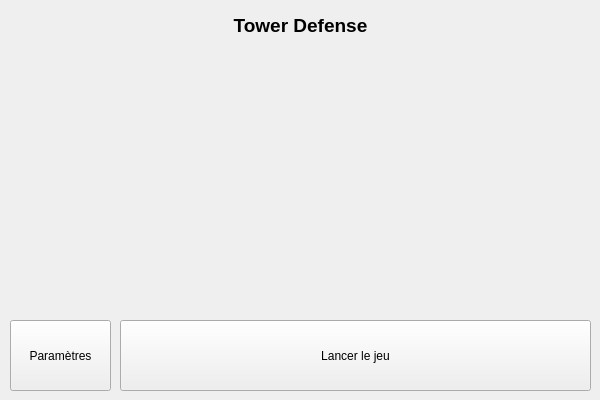
Old version of the form ui_launcher.ui in the repository luigiday/tower-defense.
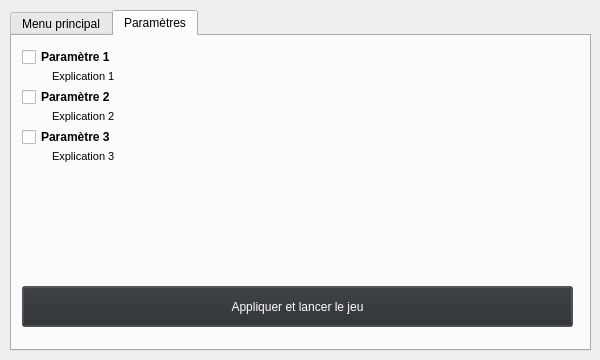
New version of the form. The open tabs and pages were chosen to show the change.

```diff
--- a/ui_launcher.ui
+++ b/ui_launcher.ui
@@ -7,7 +7,7 @@
     <x>0</x>
     <y>0</y>
     <width>600</width>
-    <height>400</height>
+    <height>360</height>
    </rect>
   </property>
   <property name="sizePolicy">
@@ -19,13 +19,13 @@
   <property name="minimumSize">
    <size>
     <width>600</width>
-    <height>400</height>
+    <height>360</height>
    </size>
   </property>
   <property name="maximumSize">
    <size>
     <width>600</width>
-    <height>400</height>
+    <height>360</height>
    </size>
   </property>
   <property name="contextMenuPolicy">
@@ -35,56 +35,1211 @@
    <string notr="true">Menu Principal</string>
   </property>
   <widget class="QWidget" name="centralwidget">
-   <widget class="QPushButton" name="pushButton">
-    <property name="geometry">
-     <rect>
-      <x>120</x>
-      <y>320</y>
-      <width>471</width>
-      <height>71</height>
-     </rect>
-    </property>
-    <property name="text">
-     <string>Lancer le jeu</string>
-    </property>
-   </widget>
-   <widget class="QToolButton" name="toolButton">
-    <property name="geometry">
-     <rect>
-      <x>10</x>
-      <y>320</y>
-      <width>101</width>
-      <height>71</height>
-     </rect>
-    </property>
-    <property name="text">
-     <string>Paramètres</string>
-    </property>
-   </widget>
-   <widget class="QLabel" name="titlelabel">
+   <widget class="QTabWidget" name="tabWidget">
     <property name="geometry">
      <rect>
       <x>10</x>
       <y>10</y>
       <width>581</width>
-      <height>31</height>
+      <height>341</height>
      </rect>
     </property>
-    <property name="font">
-     <font>
-      <pointsize>14</pointsize>
-      <bold>true</bold>
-     </font>
-    </property>
-    <property name="text">
-     <string>Tower Defense</string>
-    </property>
-    <property name="textFormat">
-     <enum>Qt::TextFormat::AutoText</enum>
-    </property>
-    <property name="alignment">
-     <set>Qt::AlignmentFlag::AlignCenter</set>
-    </property>
+    <property name="sizePolicy">
+     <sizepolicy hsizetype="Expanding" vsizetype="Expanding">
+      <horstretch>0</horstretch>
+      <verstretch>0</verstretch>
+     </sizepolicy>
+    </property>
+    <property name="tabShape">
+     <enum>QTabWidget::TabShape::Rounded</enum>
+    </property>
+    <property name="currentIndex">
+     <number>0</number>
+    </property>
+    <property name="tabBarAutoHide">
+     <bool>false</bool>
+    </property>
+    <widget class="QWidget" name="tab">
+     <attribute name="title">
+      <string>Menu principal</string>
+     </attribute>
+     <widget class="QPushButton" name="launchbtn">
+      <property name="geometry">
+       <rect>
+        <x>120</x>
+        <y>240</y>
+        <width>441</width>
+        <height>51</height>
+       </rect>
+      </property>
+      <property name="palette">
+       <palette>
+        <active>
+         <colorrole role="WindowText">
+          <brush brushstyle="SolidPattern">
+           <color alpha="255">
+            <red>255</red>
+            <green>255</green>
+            <blue>255</blue>
+           </color>
+          </brush>
+         </colorrole>
+         <colorrole role="Button">
+          <brush brushstyle="SolidPattern">
+           <color alpha="150">
+            <red>41</red>
+            <green>44</green>
+            <blue>48</blue>
+           </color>
+          </brush>
+         </colorrole>
+         <colorrole role="Light">
+          <brush brushstyle="SolidPattern">
+           <color alpha="150">
+            <red>62</red>
+            <green>66</green>
+            <blue>72</blue>
+           </color>
+          </brush>
+         </colorrole>
+         <colorrole role="Midlight">
+          <brush brushstyle="SolidPattern">
+           <color alpha="150">
+            <red>51</red>
+            <green>55</green>
+            <blue>60</blue>
+           </color>
+          </brush>
+         </colorrole>
+         <colorrole role="Dark">
+          <brush brushstyle="SolidPattern">
+           <color alpha="150">
+            <red>21</red>
+            <green>22</green>
+            <blue>24</blue>
+           </color>
+          </brush>
+         </colorrole>
+         <colorrole role="Mid">
+          <brush brushstyle="SolidPattern">
+           <color alpha="150">
+            <red>27</red>
+            <green>29</green>
+            <blue>32</blue>
+           </color>
+          </brush>
+         </colorrole>
+         <colorrole role="Text">
+          <brush brushstyle="SolidPattern">
+           <color alpha="255">
+            <red>255</red>
+            <green>255</green>
+            <blue>255</blue>
+           </color>
+          </brush>
+         </colorrole>
+         <colorrole role="BrightText">
+          <brush brushstyle="SolidPattern">
+           <color alpha="255">
+            <red>255</red>
+            <green>255</green>
+            <blue>255</blue>
+           </color>
+          </brush>
+         </colorrole>
+         <colorrole role="ButtonText">
+          <brush brushstyle="SolidPattern">
+           <color alpha="255">
+            <red>255</red>
+            <green>255</green>
+            <blue>255</blue>
+           </color>
+          </brush>
+         </colorrole>
+         <colorrole role="Base">
+          <brush brushstyle="SolidPattern">
+           <color alpha="255">
+            <red>0</red>
+            <green>0</green>
+            <blue>0</blue>
+           </color>
+          </brush>
+         </colorrole>
+         <colorrole role="Window">
+          <brush brushstyle="SolidPattern">
+           <color alpha="150">
+            <red>41</red>
+            <green>44</green>
+            <blue>48</blue>
+           </color>
+          </brush>
+         </colorrole>
+         <colorrole role="Shadow">
+          <brush brushstyle="SolidPattern">
+           <color alpha="255">
+            <red>0</red>
+            <green>0</green>
+            <blue>0</blue>
+           </color>
+          </brush>
+         </colorrole>
+         <colorrole role="AlternateBase">
+          <brush brushstyle="SolidPattern">
+           <color alpha="202">
+            <red>20</red>
+            <green>22</green>
+            <blue>24</blue>
+           </color>
+          </brush>
+         </colorrole>
+         <colorrole role="ToolTipBase">
+          <brush brushstyle="SolidPattern">
+           <color alpha="255">
+            <red>255</red>
+            <green>255</green>
+            <blue>220</blue>
+           </color>
+          </brush>
+         </colorrole>
+         <colorrole role="ToolTipText">
+          <brush brushstyle="SolidPattern">
+           <color alpha="255">
+            <red>0</red>
+            <green>0</green>
+            <blue>0</blue>
+           </color>
+          </brush>
+         </colorrole>
+         <colorrole role="PlaceholderText">
+          <brush brushstyle="SolidPattern">
+           <color alpha="127">
+            <red>255</red>
+            <green>255</green>
+            <blue>255</blue>
+           </color>
+          </brush>
+         </colorrole>
+         <colorrole role="Accent">
+          <brush brushstyle="SolidPattern">
+           <color alpha="255">
+            <red>0</red>
+            <green>0</green>
+            <blue>0</blue>
+           </color>
+          </brush>
+         </colorrole>
+        </active>
+        <inactive>
+         <colorrole role="WindowText">
+          <brush brushstyle="SolidPattern">
+           <color alpha="255">
+            <red>255</red>
+            <green>255</green>
+            <blue>255</blue>
+           </color>
+          </brush>
+         </colorrole>
+         <colorrole role="Button">
+          <brush brushstyle="SolidPattern">
+           <color alpha="150">
+            <red>41</red>
+            <green>44</green>
+            <blue>48</blue>
+           </color>
+          </brush>
+         </colorrole>
+         <colorrole role="Light">
+          <brush brushstyle="SolidPattern">
+           <color alpha="150">
+            <red>62</red>
+            <green>66</green>
+            <blue>72</blue>
+           </color>
+          </brush>
+         </colorrole>
+         <colorrole role="Midlight">
+          <brush brushstyle="SolidPattern">
+           <color alpha="150">
+            <red>51</red>
+            <green>55</green>
+            <blue>60</blue>
+           </color>
+          </brush>
+         </colorrole>
+         <colorrole role="Dark">
+          <brush brushstyle="SolidPattern">
+           <color alpha="150">
+            <red>21</red>
+            <green>22</green>
+            <blue>24</blue>
+           </color>
+          </brush>
+         </colorrole>
+         <colorrole role="Mid">
+          <brush brushstyle="SolidPattern">
+           <color alpha="150">
+            <red>27</red>
+            <green>29</green>
+            <blue>32</blue>
+           </color>
+          </brush>
+         </colorrole>
+         <colorrole role="Text">
+          <brush brushstyle="SolidPattern">
+           <color alpha="255">
+            <red>255</red>
+            <green>255</green>
+            <blue>255</blue>
+           </color>
+          </brush>
+         </colorrole>
+         <colorrole role="BrightText">
+          <brush brushstyle="SolidPattern">
+           <color alpha="255">
+            <red>255</red>
+            <green>255</green>
+            <blue>255</blue>
+           </color>
+          </brush>
+         </colorrole>
+         <colorrole role="ButtonText">
+          <brush brushstyle="SolidPattern">
+           <color alpha="255">
+            <red>255</red>
+            <green>255</green>
+            <blue>255</blue>
+           </color>
+          </brush>
+         </colorrole>
+         <colorrole role="Base">
+          <brush brushstyle="SolidPattern">
+           <color alpha="255">
+            <red>0</red>
+            <green>0</green>
+            <blue>0</blue>
+           </color>
+          </brush>
+         </colorrole>
+         <colorrole role="Window">
+          <brush brushstyle="SolidPattern">
+           <color alpha="150">
+            <red>41</red>
+            <green>44</green>
+            <blue>48</blue>
+           </color>
+          </brush>
+         </colorrole>
+         <colorrole role="Shadow">
+          <brush brushstyle="SolidPattern">
+           <color alpha="255">
+            <red>0</red>
+            <green>0</green>
+            <blue>0</blue>
+           </color>
+          </brush>
+         </colorrole>
+         <colorrole role="AlternateBase">
+          <brush brushstyle="SolidPattern">
+           <color alpha="202">
+            <red>20</red>
+            <green>22</green>
+            <blue>24</blue>
+           </color>
+          </brush>
+         </colorrole>
+         <colorrole role="ToolTipBase">
+          <brush brushstyle="SolidPattern">
+           <color alpha="255">
+            <red>255</red>
+            <green>255</green>
+            <blue>220</blue>
+           </color>
+          </brush>
+         </colorrole>
+         <colorrole role="ToolTipText">
+          <brush brushstyle="SolidPattern">
+           <color alpha="255">
+            <red>0</red>
+            <green>0</green>
+            <blue>0</blue>
+           </color>
+          </brush>
+         </colorrole>
+         <colorrole role="PlaceholderText">
+          <brush brushstyle="SolidPattern">
+           <color alpha="127">
+            <red>255</red>
+            <green>255</green>
+            <blue>255</blue>
+           </color>
+          </brush>
+         </colorrole>
+         <colorrole role="Accent">
+          <brush brushstyle="SolidPattern">
+           <color alpha="255">
+            <red>0</red>
+            <green>0</green>
+            <blue>0</blue>
+           </color>
+          </brush>
+         </colorrole>
+        </inactive>
+        <disabled>
+         <colorrole role="WindowText">
+          <brush brushstyle="SolidPattern">
+           <color alpha="150">
+            <red>21</red>
+            <green>22</green>
+            <blue>24</blue>
+           </color>
+          </brush>
+         </colorrole>
+         <colorrole role="Button">
+          <brush brushstyle="SolidPattern">
+           <color alpha="150">
+            <red>41</red>
+            <green>44</green>
+            <blue>48</blue>
+           </color>
+          </brush>
+         </colorrole>
+         <colorrole role="Light">
+          <brush brushstyle="SolidPattern">
+           <color alpha="150">
+            <red>62</red>
+            <green>66</green>
+            <blue>72</blue>
+           </color>
+          </brush>
+         </colorrole>
+         <colorrole role="Midlight">
+          <brush brushstyle="SolidPattern">
+           <color alpha="150">
+            <red>51</red>
+            <green>55</green>
+            <blue>60</blue>
+           </color>
+          </brush>
+         </colorrole>
+         <colorrole role="Dark">
+          <brush brushstyle="SolidPattern">
+           <color alpha="150">
+            <red>21</red>
+            <green>22</green>
+            <blue>24</blue>
+           </color>
+          </brush>
+         </colorrole>
+         <colorrole role="Mid">
+          <brush brushstyle="SolidPattern">
+           <color alpha="150">
+            <red>27</red>
+            <green>29</green>
+            <blue>32</blue>
+           </color>
+          </brush>
+         </colorrole>
+         <colorrole role="Text">
+          <brush brushstyle="SolidPattern">
+           <color alpha="150">
+            <red>21</red>
+            <green>22</green>
+            <blue>24</blue>
+           </color>
+          </brush>
+         </colorrole>
+         <colorrole role="BrightText">
+          <brush brushstyle="SolidPattern">
+           <color alpha="255">
+            <red>255</red>
+            <green>255</green>
+            <blue>255</blue>
+           </color>
+          </brush>
+         </colorrole>
+         <colorrole role="ButtonText">
+          <brush brushstyle="SolidPattern">
+           <color alpha="150">
+            <red>21</red>
+            <green>22</green>
+            <blue>24</blue>
+           </color>
+          </brush>
+         </colorrole>
+         <colorrole role="Base">
+          <brush brushstyle="SolidPattern">
+           <color alpha="150">
+            <red>41</red>
+            <green>44</green>
+            <blue>48</blue>
+           </color>
+          </brush>
+         </colorrole>
+         <colorrole role="Window">
+          <brush brushstyle="SolidPattern">
+           <color alpha="150">
+            <red>41</red>
+            <green>44</green>
+            <blue>48</blue>
+           </color>
+          </brush>
+         </colorrole>
+         <colorrole role="Shadow">
+          <brush brushstyle="SolidPattern">
+           <color alpha="255">
+            <red>0</red>
+            <green>0</green>
+            <blue>0</blue>
+           </color>
+          </brush>
+         </colorrole>
+         <colorrole role="AlternateBase">
+          <brush brushstyle="SolidPattern">
+           <color alpha="150">
+            <red>41</red>
+            <green>44</green>
+            <blue>48</blue>
+           </color>
+          </brush>
+         </colorrole>
+         <colorrole role="ToolTipBase">
+          <brush brushstyle="SolidPattern">
+           <color alpha="255">
+            <red>255</red>
+            <green>255</green>
+            <blue>220</blue>
+           </color>
+          </brush>
+         </colorrole>
+         <colorrole role="ToolTipText">
+          <brush brushstyle="SolidPattern">
+           <color alpha="255">
+            <red>0</red>
+            <green>0</green>
+            <blue>0</blue>
+           </color>
+          </brush>
+         </colorrole>
+         <colorrole role="PlaceholderText">
+          <brush brushstyle="SolidPattern">
+           <color alpha="75">
+            <red>21</red>
+            <green>22</green>
+            <blue>24</blue>
+           </color>
+          </brush>
+         </colorrole>
+         <colorrole role="Accent">
+          <brush brushstyle="SolidPattern">
+           <color alpha="150">
+            <red>29</red>
+            <green>31</green>
+            <blue>34</blue>
+           </color>
+          </brush>
+         </colorrole>
+        </disabled>
+       </palette>
+      </property>
+      <property name="toolTip">
+       <string>Lance le version actuele du jeu avec les paramètres definis dans la fênetre</string>
+      </property>
+      <property name="toolTipDuration">
+       <number>10</number>
+      </property>
+      <property name="text">
+       <string>Lancer le jeu</string>
+      </property>
+      <property name="checkable">
+       <bool>false</bool>
+      </property>
+      <property name="checked">
+       <bool>false</bool>
+      </property>
+      <property name="autoRepeat">
+       <bool>false</bool>
+      </property>
+      <property name="autoDefault">
+       <bool>false</bool>
+      </property>
+      <property name="default">
+       <bool>false</bool>
+      </property>
+      <property name="flat">
+       <bool>false</bool>
+      </property>
+     </widget>
+     <widget class="QToolButton" name="exitbtn">
+      <property name="geometry">
+       <rect>
+        <x>10</x>
+        <y>240</y>
+        <width>101</width>
+        <height>51</height>
+       </rect>
+      </property>
+      <property name="text">
+       <string>Quitter</string>
+      </property>
+     </widget>
+     <widget class="QLabel" name="titlelabel">
+      <property name="geometry">
+       <rect>
+        <x>10</x>
+        <y>10</y>
+        <width>551</width>
+        <height>51</height>
+       </rect>
+      </property>
+      <property name="font">
+       <font>
+        <pointsize>18</pointsize>
+        <bold>true</bold>
+       </font>
+      </property>
+      <property name="text">
+       <string>Tower Defense</string>
+      </property>
+      <property name="textFormat">
+       <enum>Qt::TextFormat::AutoText</enum>
+      </property>
+      <property name="alignment">
+       <set>Qt::AlignmentFlag::AlignCenter</set>
+      </property>
+     </widget>
+     <widget class="QLabel" name="label">
+      <property name="geometry">
+       <rect>
+        <x>140</x>
+        <y>110</y>
+        <width>301</width>
+        <height>18</height>
+       </rect>
+      </property>
+      <property name="text">
+       <string>(On remplacera ca par une image, meilleur look)</string>
+      </property>
+     </widget>
+    </widget>
+    <widget class="QWidget" name="tab_2">
+     <attribute name="title">
+      <string>Paramètres</string>
+     </attribute>
+     <widget class="QLabel" name="label_3">
+      <property name="geometry">
+       <rect>
+        <x>40</x>
+        <y>30</y>
+        <width>510</width>
+        <height>20</height>
+       </rect>
+      </property>
+      <property name="font">
+       <font>
+        <pointsize>8</pointsize>
+       </font>
+      </property>
+      <property name="text">
+       <string>Explication 1</string>
+      </property>
+     </widget>
+     <widget class="QLabel" name="label_4">
+      <property name="geometry">
+       <rect>
+        <x>40</x>
+        <y>70</y>
+        <width>510</width>
+        <height>20</height>
+       </rect>
+      </property>
+      <property name="font">
+       <font>
+        <pointsize>8</pointsize>
+       </font>
+      </property>
+      <property name="text">
+       <string>Explication 2</string>
+      </property>
+     </widget>
+     <widget class="QLabel" name="label_5">
+      <property name="geometry">
+       <rect>
+        <x>40</x>
+        <y>110</y>
+        <width>521</width>
+        <height>20</height>
+       </rect>
+      </property>
+      <property name="font">
+       <font>
+        <pointsize>8</pointsize>
+       </font>
+      </property>
+      <property name="text">
+       <string>Explication 3</string>
+      </property>
+     </widget>
+     <widget class="QCheckBox" name="checkBox">
+      <property name="geometry">
+       <rect>
+        <x>10</x>
+        <y>10</y>
+        <width>551</width>
+        <height>22</height>
+       </rect>
+      </property>
+      <property name="font">
+       <font>
+        <bold>true</bold>
+       </font>
+      </property>
+      <property name="text">
+       <string>Paramètre 1</string>
+      </property>
+     </widget>
+     <widget class="QCheckBox" name="checkBox_3">
+      <property name="geometry">
+       <rect>
+        <x>10</x>
+        <y>90</y>
+        <width>551</width>
+        <height>22</height>
+       </rect>
+      </property>
+      <property name="font">
+       <font>
+        <bold>true</bold>
+       </font>
+      </property>
+      <property name="text">
+       <string>Paramètre 3</string>
+      </property>
+     </widget>
+     <widget class="QCheckBox" name="checkBox_2">
+      <property name="geometry">
+       <rect>
+        <x>10</x>
+        <y>50</y>
+        <width>551</width>
+        <height>22</height>
+       </rect>
+      </property>
+      <property name="font">
+       <font>
+        <bold>true</bold>
+       </font>
+      </property>
+      <property name="text">
+       <string>Paramètre 2</string>
+      </property>
+     </widget>
+     <widget class="QPushButton" name="launchbtn_2">
+      <property name="geometry">
+       <rect>
+        <x>10</x>
+        <y>250</y>
+        <width>551</width>
+        <height>41</height>
+       </rect>
+      </property>
+      <property name="palette">
+       <palette>
+        <active>
+         <colorrole role="WindowText">
+          <brush brushstyle="SolidPattern">
+           <color alpha="255">
+            <red>255</red>
+            <green>255</green>
+            <blue>255</blue>
+           </color>
+          </brush>
+         </colorrole>
+         <colorrole role="Button">
+          <brush brushstyle="SolidPattern">
+           <color alpha="150">
+            <red>41</red>
+            <green>44</green>
+            <blue>48</blue>
+           </color>
+          </brush>
+         </colorrole>
+         <colorrole role="Light">
+          <brush brushstyle="SolidPattern">
+           <color alpha="150">
+            <red>62</red>
+            <green>66</green>
+            <blue>72</blue>
+           </color>
+          </brush>
+         </colorrole>
+         <colorrole role="Midlight">
+          <brush brushstyle="SolidPattern">
+           <color alpha="150">
+            <red>51</red>
+            <green>55</green>
+            <blue>60</blue>
+           </color>
+          </brush>
+         </colorrole>
+         <colorrole role="Dark">
+          <brush brushstyle="SolidPattern">
+           <color alpha="150">
+            <red>21</red>
+            <green>22</green>
+            <blue>24</blue>
+           </color>
+          </brush>
+         </colorrole>
+         <colorrole role="Mid">
+          <brush brushstyle="SolidPattern">
+           <color alpha="150">
+            <red>27</red>
+            <green>29</green>
+            <blue>32</blue>
+           </color>
+          </brush>
+         </colorrole>
+         <colorrole role="Text">
+          <brush brushstyle="SolidPattern">
+           <color alpha="255">
+            <red>255</red>
+            <green>255</green>
+            <blue>255</blue>
+           </color>
+          </brush>
+         </colorrole>
+         <colorrole role="BrightText">
+          <brush brushstyle="SolidPattern">
+           <color alpha="255">
+            <red>255</red>
+            <green>255</green>
+            <blue>255</blue>
+           </color>
+          </brush>
+         </colorrole>
+         <colorrole role="ButtonText">
+          <brush brushstyle="SolidPattern">
+           <color alpha="255">
+            <red>255</red>
+            <green>255</green>
+            <blue>255</blue>
+           </color>
+          </brush>
+         </colorrole>
+         <colorrole role="Base">
+          <brush brushstyle="SolidPattern">
+           <color alpha="255">
+            <red>0</red>
+            <green>0</green>
+            <blue>0</blue>
+           </color>
+          </brush>
+         </colorrole>
+         <colorrole role="Window">
+          <brush brushstyle="SolidPattern">
+           <color alpha="150">
+            <red>41</red>
+            <green>44</green>
+            <blue>48</blue>
+           </color>
+          </brush>
+         </colorrole>
+         <colorrole role="Shadow">
+          <brush brushstyle="SolidPattern">
+           <color alpha="255">
+            <red>0</red>
+            <green>0</green>
+            <blue>0</blue>
+           </color>
+          </brush>
+         </colorrole>
+         <colorrole role="AlternateBase">
+          <brush brushstyle="SolidPattern">
+           <color alpha="202">
+            <red>20</red>
+            <green>22</green>
+            <blue>24</blue>
+           </color>
+          </brush>
+         </colorrole>
+         <colorrole role="ToolTipBase">
+          <brush brushstyle="SolidPattern">
+           <color alpha="255">
+            <red>255</red>
+            <green>255</green>
+            <blue>220</blue>
+           </color>
+          </brush>
+         </colorrole>
+         <colorrole role="ToolTipText">
+          <brush brushstyle="SolidPattern">
+           <color alpha="255">
+            <red>0</red>
+            <green>0</green>
+            <blue>0</blue>
+           </color>
+          </brush>
+         </colorrole>
+         <colorrole role="PlaceholderText">
+          <brush brushstyle="SolidPattern">
+           <color alpha="127">
+            <red>255</red>
+            <green>255</green>
+            <blue>255</blue>
+           </color>
+          </brush>
+         </colorrole>
+         <colorrole role="Accent">
+          <brush brushstyle="SolidPattern">
+           <color alpha="255">
+            <red>0</red>
+            <green>0</green>
+            <blue>0</blue>
+           </color>
+          </brush>
+         </colorrole>
+        </active>
+        <inactive>
+         <colorrole role="WindowText">
+          <brush brushstyle="SolidPattern">
+           <color alpha="255">
+            <red>255</red>
+            <green>255</green>
+            <blue>255</blue>
+           </color>
+          </brush>
+         </colorrole>
+         <colorrole role="Button">
+          <brush brushstyle="SolidPattern">
+           <color alpha="150">
+            <red>41</red>
+            <green>44</green>
+            <blue>48</blue>
+           </color>
+          </brush>
+         </colorrole>
+         <colorrole role="Light">
+          <brush brushstyle="SolidPattern">
+           <color alpha="150">
+            <red>62</red>
+            <green>66</green>
+            <blue>72</blue>
+           </color>
+          </brush>
+         </colorrole>
+         <colorrole role="Midlight">
+          <brush brushstyle="SolidPattern">
+           <color alpha="150">
+            <red>51</red>
+            <green>55</green>
+            <blue>60</blue>
+           </color>
+          </brush>
+         </colorrole>
+         <colorrole role="Dark">
+          <brush brushstyle="SolidPattern">
+           <color alpha="150">
+            <red>21</red>
+            <green>22</green>
+            <blue>24</blue>
+           </color>
+          </brush>
+         </colorrole>
+         <colorrole role="Mid">
+          <brush brushstyle="SolidPattern">
+           <color alpha="150">
+            <red>27</red>
+            <green>29</green>
+            <blue>32</blue>
+           </color>
+          </brush>
+         </colorrole>
+         <colorrole role="Text">
+          <brush brushstyle="SolidPattern">
+           <color alpha="255">
+            <red>255</red>
+            <green>255</green>
+            <blue>255</blue>
+           </color>
+          </brush>
+         </colorrole>
+         <colorrole role="BrightText">
+          <brush brushstyle="SolidPattern">
+           <color alpha="255">
+            <red>255</red>
+            <green>255</green>
+            <blue>255</blue>
+           </color>
+          </brush>
+         </colorrole>
+         <colorrole role="ButtonText">
+          <brush brushstyle="SolidPattern">
+           <color alpha="255">
+            <red>255</red>
+            <green>255</green>
+            <blue>255</blue>
+           </color>
+          </brush>
+         </colorrole>
+         <colorrole role="Base">
+          <brush brushstyle="SolidPattern">
+           <color alpha="255">
+            <red>0</red>
+            <green>0</green>
+            <blue>0</blue>
+           </color>
+          </brush>
+         </colorrole>
+         <colorrole role="Window">
+          <brush brushstyle="SolidPattern">
+           <color alpha="150">
+            <red>41</red>
+            <green>44</green>
+            <blue>48</blue>
+           </color>
+          </brush>
+         </colorrole>
+         <colorrole role="Shadow">
+          <brush brushstyle="SolidPattern">
+           <color alpha="255">
+            <red>0</red>
+            <green>0</green>
+            <blue>0</blue>
+           </color>
+          </brush>
+         </colorrole>
+         <colorrole role="AlternateBase">
+          <brush brushstyle="SolidPattern">
+           <color alpha="202">
+            <red>20</red>
+            <green>22</green>
+            <blue>24</blue>
+           </color>
+          </brush>
+         </colorrole>
+         <colorrole role="ToolTipBase">
+          <brush brushstyle="SolidPattern">
+           <color alpha="255">
+            <red>255</red>
+            <green>255</green>
+            <blue>220</blue>
+           </color>
+          </brush>
+         </colorrole>
+         <colorrole role="ToolTipText">
+          <brush brushstyle="SolidPattern">
+           <color alpha="255">
+            <red>0</red>
+            <green>0</green>
+            <blue>0</blue>
+           </color>
+          </brush>
+         </colorrole>
+         <colorrole role="PlaceholderText">
+          <brush brushstyle="SolidPattern">
+           <color alpha="127">
+            <red>255</red>
+            <green>255</green>
+            <blue>255</blue>
+           </color>
+          </brush>
+         </colorrole>
+         <colorrole role="Accent">
+          <brush brushstyle="SolidPattern">
+           <color alpha="255">
+            <red>0</red>
+            <green>0</green>
+            <blue>0</blue>
+           </color>
+          </brush>
+         </colorrole>
+        </inactive>
+        <disabled>
+         <colorrole role="WindowText">
+          <brush brushstyle="SolidPattern">
+           <color alpha="150">
+            <red>21</red>
+            <green>22</green>
+            <blue>24</blue>
+           </color>
+          </brush>
+         </colorrole>
+         <colorrole role="Button">
+          <brush brushstyle="SolidPattern">
+           <color alpha="150">
+            <red>41</red>
+            <green>44</green>
+            <blue>48</blue>
+           </color>
+          </brush>
+         </colorrole>
+         <colorrole role="Light">
+          <brush brushstyle="SolidPattern">
+           <color alpha="150">
+            <red>62</red>
+            <green>66</green>
+            <blue>72</blue>
+           </color>
+          </brush>
+         </colorrole>
+         <colorrole role="Midlight">
+          <brush brushstyle="SolidPattern">
+           <color alpha="150">
+            <red>51</red>
+            <green>55</green>
+            <blue>60</blue>
+           </color>
+          </brush>
+         </colorrole>
+         <colorrole role="Dark">
+          <brush brushstyle="SolidPattern">
+           <color alpha="150">
+            <red>21</red>
+            <green>22</green>
+            <blue>24</blue>
+           </color>
+          </brush>
+         </colorrole>
+         <colorrole role="Mid">
+          <brush brushstyle="SolidPattern">
+           <color alpha="150">
+            <red>27</red>
+            <green>29</green>
+            <blue>32</blue>
+           </color>
+          </brush>
+         </colorrole>
+         <colorrole role="Text">
+          <brush brushstyle="SolidPattern">
+           <color alpha="150">
+            <red>21</red>
+            <green>22</green>
+            <blue>24</blue>
+           </color>
+          </brush>
+         </colorrole>
+         <colorrole role="BrightText">
+          <brush brushstyle="SolidPattern">
+           <color alpha="255">
+            <red>255</red>
+            <green>255</green>
+            <blue>255</blue>
+           </color>
+          </brush>
+         </colorrole>
+         <colorrole role="ButtonText">
+          <brush brushstyle="SolidPattern">
+           <color alpha="150">
+            <red>21</red>
+            <green>22</green>
+            <blue>24</blue>
+           </color>
+          </brush>
+         </colorrole>
+         <colorrole role="Base">
+          <brush brushstyle="SolidPattern">
+           <color alpha="150">
+            <red>41</red>
+            <green>44</green>
+            <blue>48</blue>
+           </color>
+          </brush>
+         </colorrole>
+         <colorrole role="Window">
+          <brush brushstyle="SolidPattern">
+           <color alpha="150">
+            <red>41</red>
+            <green>44</green>
+            <blue>48</blue>
+           </color>
+          </brush>
+         </colorrole>
+         <colorrole role="Shadow">
+          <brush brushstyle="SolidPattern">
+           <color alpha="255">
+            <red>0</red>
+            <green>0</green>
+            <blue>0</blue>
+           </color>
+          </brush>
+         </colorrole>
+         <colorrole role="AlternateBase">
+          <brush brushstyle="SolidPattern">
+           <color alpha="150">
+            <red>41</red>
+            <green>44</green>
+            <blue>48</blue>
+           </color>
+          </brush>
+         </colorrole>
+         <colorrole role="ToolTipBase">
+          <brush brushstyle="SolidPattern">
+           <color alpha="255">
+            <red>255</red>
+            <green>255</green>
+            <blue>220</blue>
+           </color>
+          </brush>
+         </colorrole>
+         <colorrole role="ToolTipText">
+          <brush brushstyle="SolidPattern">
+           <color alpha="255">
+            <red>0</red>
+            <green>0</green>
+            <blue>0</blue>
+           </color>
+          </brush>
+         </colorrole>
+         <colorrole role="PlaceholderText">
+          <brush brushstyle="SolidPattern">
+           <color alpha="75">
+            <red>21</red>
+            <green>22</green>
+            <blue>24</blue>
+           </color>
+          </brush>
+         </colorrole>
+         <colorrole role="Accent">
+          <brush brushstyle="SolidPattern">
+           <color alpha="150">
+            <red>29</red>
+            <green>31</green>
+            <blue>34</blue>
+           </color>
+          </brush>
+         </colorrole>
+        </disabled>
+       </palette>
+      </property>
+      <property name="toolTip">
+       <string>Lance le version actuele du jeu avec les paramètres definis dans la fênetre</string>
+      </property>
+      <property name="toolTipDuration">
+       <number>10</number>
+      </property>
+      <property name="text">
+       <string>Appliquer et lancer le jeu</string>
+      </property>
+      <property name="checkable">
+       <bool>false</bool>
+      </property>
+      <property name="checked">
+       <bool>false</bool>
+      </property>
+      <property name="autoRepeat">
+       <bool>false</bool>
+      </property>
+      <property name="autoDefault">
+       <bool>false</bool>
+      </property>
+      <property name="default">
+       <bool>false</bool>
+      </property>
+      <property name="flat">
+       <bool>false</bool>
+      </property>
+     </widget>
+    </widget>
    </widget>
   </widget>
  </widget>
```
Left out of the diff: 3 changed lines with no effect on the pictures.
